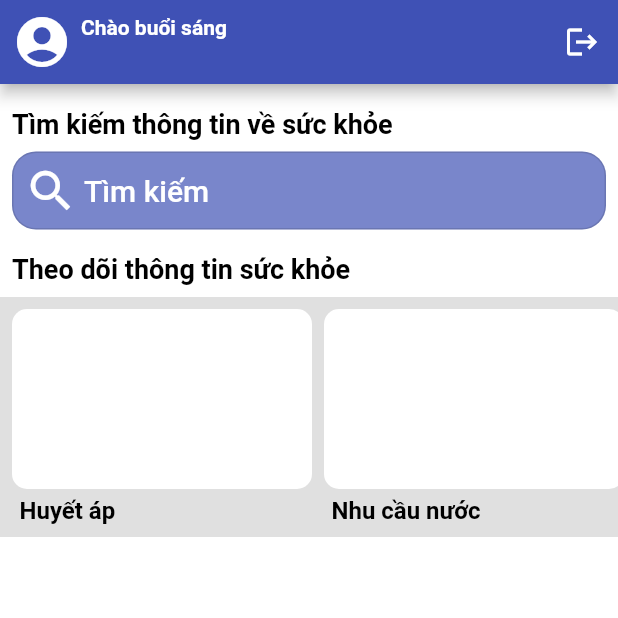
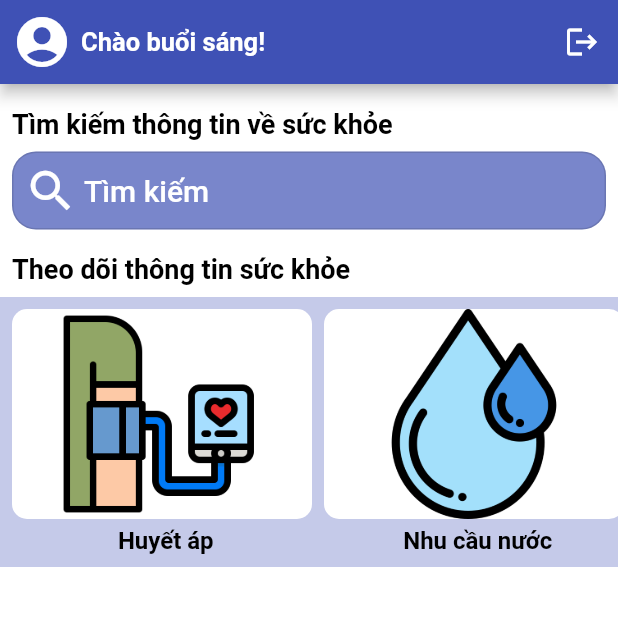
Before and after one commit to bacuong31/HealthCare, a Flutter app: the screen it shows once a user with an empty profile is signed in, after a tap on the "logout" icon, on a phone screen of 412 x 824 dp, the top half of it. Run offline on Flutter 3.47's test engine with Material 2 defaults, Android fonts, the phone set to English and light mode, and no system bars; our stand-ins replace cloud_firestore, firebase_auth, firebase_core, firebase_storage, flutter_local_notifications, google_sign_in and 5 more; missing offline and left inert: flutter_login_facebook; accounts and stored records are empty.

Commit message:
image regulation screen

```diff
--- a/lib/MainScreen/main_screen.dart
+++ b/lib/MainScreen/main_screen.dart
@@ -16,31 +16,38 @@ import 'DataSearch.dart';
 class HeathFunctionClassInfo {
   final String Name, ImageURL;
 
-  HeathFunctionClassInfo(this.Name, this.ImageURL);
+  HeathFunctionClassInfo({this.Name, this.ImageURL});
 }
 
-List demoList = [
-  HeathFunctionClassInfo("Huyết áp", null),
-  HeathFunctionClassInfo("Nhu cầu nước", null),
-  HeathFunctionClassInfo("Kiểm tra nhịp tim", "assets/images/camera.png"),
-  HeathFunctionClassInfo("Đường huyết", null),
-];
 
-class MainScreen extends StatelessWidget {
+
+class MainScreen extends StatefulWidget {
   const MainScreen({Key key, @required this.auth}) : super(key: key);
   final AuthBase auth;
+
+  @override
+  _MainScreenState createState() => _MainScreenState();
+}
+
+class _MainScreenState extends State<MainScreen> {
+  List <HeathFunctionClassInfo> demoList = [
+    HeathFunctionClassInfo(Name: "Huyết áp", ImageURL: 'assets/images/blood-pressure.png'),
+    HeathFunctionClassInfo(Name: "Nhu cầu nước",ImageURL: 'assets/images/water.png'),
+    HeathFunctionClassInfo(Name: "Kiểm tra nhịp tim", ImageURL: 'assets/images/heart-rate.png'),
+    HeathFunctionClassInfo(Name: "Đường huyết", ImageURL: 'assets/images/blood-sugar.png'),
+  ];
   String buildLoiChao() {
     DateTime time = new DateTime.now();
     if (time.hour > 6 && time.hour <= 11) {
-      return "Chào buổi sáng";
+      return "Chào buổi sáng!";
     }
     if (time.hour > 11 && time.hour <= 14){
-      return "Chào buổi trưa";
+      return "Chào buổi trưa!";
     }
     if (time.hour > 14 && time.hour <= 18){
-      return "Chào buổi chiều";
+      return "Chào buổi chiều!";
     }
-    return "Chào buổi tối";
+    return "Chào buổi tối!";
   }
 
   void buildScreen(int index, BuildContext context) {
@@ -91,12 +98,13 @@ class MainScreen extends StatelessWidget {
 
   Future<void> _signOut() async {
     try {
-      await auth.signOut();
+      await widget.auth.signOut();
     } catch (e) {
       print(e.toString());
     }
+    currentUser = null;
   }
-  //TODO: sửa tên người dùng + thời gian
+
   @override
   Widget build(BuildContext context) {
     return Scaffold(
@@ -111,21 +119,12 @@ class MainScreen extends StatelessWidget {
               context,
               MaterialPageRoute(builder: (context) => Profile()),
             );
+
           },
         ),
-        title: Column(
-          crossAxisAlignment: CrossAxisAlignment.start,
-          children: <Widget>[
-            Text(
+        title: Text(
           buildLoiChao(),
-              style: TextStyle(fontSize: 14, fontWeight: FontWeight.bold),
-            ),
-            (currentUser != null) ?
-            Text(currentUser.name,
-                style: TextStyle(fontSize: 16, fontWeight: FontWeight.bold))
-            : Text(" ",
-                style: TextStyle(fontSize: 16, fontWeight: FontWeight.bold))
-          ],
+          style: TextStyle(fontSize: 17, fontWeight: FontWeight.bold),
         ),
         actions: <Widget>[
           IconButton(
@@ -215,9 +214,9 @@ class MainScreen extends StatelessWidget {
           ),
           SizedBox(height: 8.0),
           Container(
-            color: panelColor,
-            height: 160.0,
-            child: new ListView.builder(
+            color: Colors.indigo[100],
+            height: 180.0,
+            child: ListView.builder(
               padding: EdgeInsets.all(4.0),
               itemCount: demoList.length,
               scrollDirection: Axis.horizontal,
@@ -230,7 +229,7 @@ class MainScreen extends StatelessWidget {
                   ),
                 ),
                 child: Column(
-                  crossAxisAlignment: CrossAxisAlignment.start,
+                  crossAxisAlignment: CrossAxisAlignment.center,
                   children: [
                     MaterialButton(
                       padding: EdgeInsets.zero,
@@ -238,10 +237,16 @@ class MainScreen extends StatelessWidget {
                         buildScreen(index, context);
                       },
                       child: Container(
-                        height: 120.0,
+
+                        height: 140.0,
                         width: 200.0,
                         decoration: BoxDecoration(
-                          image: null,
+
+                          image: DecorationImage(
+
+                            fit: BoxFit.scaleDown,
+                            image: AssetImage(demoList[index].ImageURL)
+                          ),
                           //fix later
                           color: Colors.white,
                           borderRadius: const BorderRadius.all(
@@ -260,6 +265,7 @@ class MainScreen extends StatelessWidget {
                               color: Colors.black),
                           textAlign: TextAlign.start,
                         ),
+
                     )
                   ],
                 ),
--- a/lib/MainScreen/profile.dart
+++ b/lib/MainScreen/profile.dart
@@ -458,7 +458,7 @@ class _ProfileState extends State<Profile> {
     DocumentSnapshot userRecord = await ref.doc(currentUser.id).get();
     if (userRecord.data() != null) {}
     userRecord = await ref.doc(currentUser.id).get();
-    currentUser = AppUser.fromDocument(userRecord);
+    currentUser = await AppUser.fromDocument(userRecord);
     //print("[IN-FUNCTION edited photo url] " + currentUser.photoUrl);
   }
 
--- a/lib/landing_screen.dart
+++ b/lib/landing_screen.dart
@@ -2,7 +2,7 @@ import 'package:cloud_firestore/cloud_firestore.dart';
 import 'package:firebase_auth/firebase_auth.dart';
 import 'package:flutter/material.dart';
 import 'package:health_care/MainScreen/main_screen.dart';
-import 'package:health_care/home_screen.dart';
+
 import 'package:health_care/model/AppUser.dart';
 import 'package:health_care/service/auth.dart';
 import 'package:health_care/sign_in/sign_in_screen.dart';
@@ -63,7 +63,7 @@ class LandingScreen extends StatelessWidget {
 
     }
 
-    currentUser = AppUser.fromDocument(userRecord);
+    currentUser = await AppUser.fromDocument(userRecord);
 
 
   }
--- a/lib/main.dart
+++ b/lib/main.dart
@@ -1,3 +1,5 @@
+import 'package:cloud_firestore/cloud_firestore.dart';
+import 'package:firebase_auth/firebase_auth.dart';
 import 'package:firebase_core/firebase_core.dart';
 import 'package:flutter/material.dart';
 
@@ -16,6 +18,7 @@ AppUser currentUser;
 Future<void> main() async {
   WidgetsFlutterBinding.ensureInitialized();
   await Firebase.initializeApp();
+  var user = FirebaseAuth.instance.currentUser;
   runApp(MyApp());
 }
 
--- a/pubspec.yaml
+++ b/pubspec.yaml
@@ -61,6 +61,10 @@ flutter:
     - assets/images/google-logo.png
     - assets/images/camera.png
     - assets/images/profile_default.png
+    - assets/images/heart-rate.png
+    - assets/images/water.png
+    - assets/images/blood-pressure.png
+    - assets/images/blood-sugar.png
   # An image asset can refer to one or more resolution-specific "variants", see
   # https://flutter.dev/assets-and-images/#resolution-aware.
 
```
Also changed, not shown: assets/images/blood-pressure.png (added), assets/images/blood-sugar.png (added), assets/images/heart-rate.png (added), assets/images/huyetap.png (added), assets/images/nhiptim.png (added), assets/images/water.png (added). Lines whose indentation alone changed are shown as unchanged.
